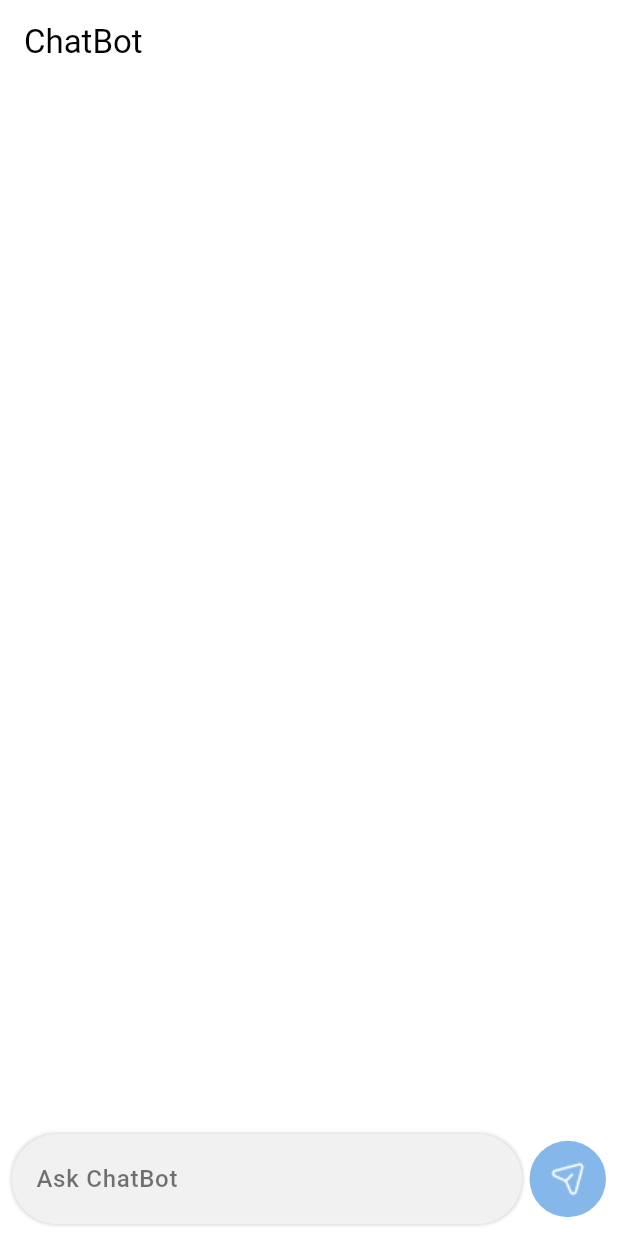
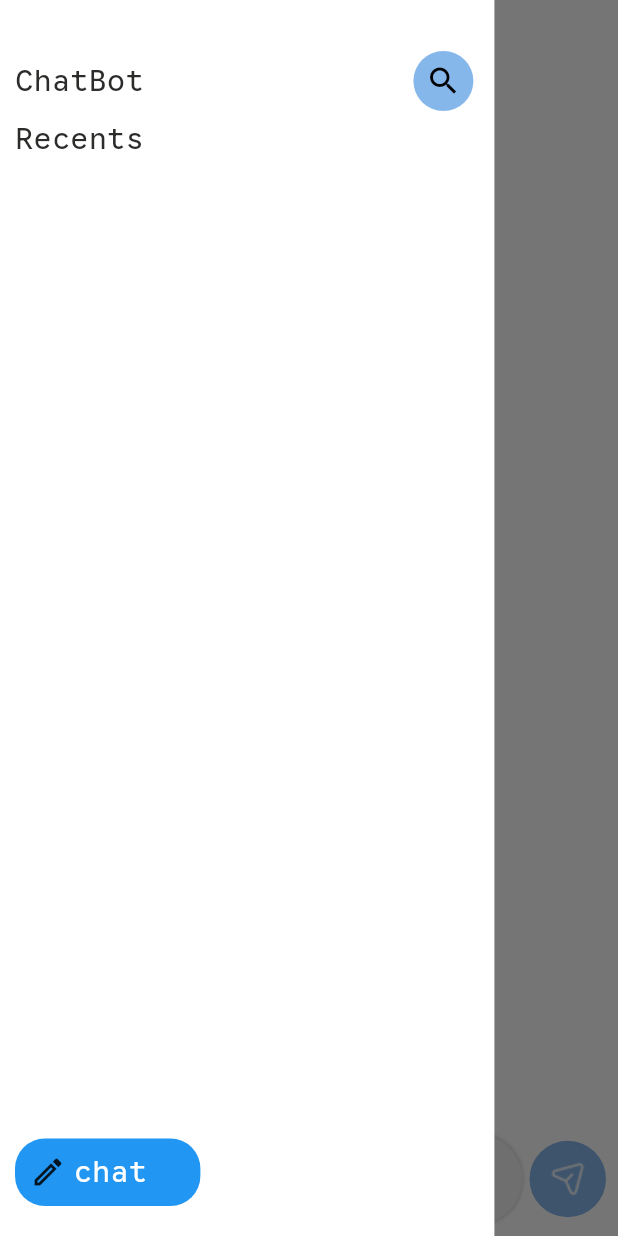
Before and after one commit to momintalha/chatbot_frontend, a Flutter app: the screen it shows after launch, with the side drawer open (before the commit the screen has no drawer), on a phone screen of 412 x 824 dp. Run offline on Flutter 3.47's test engine with Material 3 defaults, Android fonts, the phone set to English and light mode, and no system bars; our stand-ins replace bloc, flutter_bloc, flutter_highlight, sqflite; missing offline and left inert: gpt_markdown; accounts and stored records are empty; Roboto replaces fonts that are missing (GoogleSans).

Commit message:
create history screen

```diff
--- a/lib/main.dart
+++ b/lib/main.dart
@@ -19,6 +19,7 @@ class MyApp extends StatelessWidget {
       theme: Themes.lightTheme,
       darkTheme: Themes.darkTheme,
       home: const ChatScreen(),
+      debugShowCheckedModeBanner: false,
     );
   }
 }
--- a/lib/viewmodels/bloc/chat_bloc.dart
+++ b/lib/viewmodels/bloc/chat_bloc.dart
@@ -45,7 +45,19 @@ class ChatBloc extends Bloc<ChatEvent, ChatState> {
       emit(ResponseState(chat: [...state.chat, message]));
     });
 
-    on<LoadChat>((event, emit) {});
-    on<DeleteChat>((event, emit) {});
+    on<LoadChat>((event, emit) async {
+      final chats = await repository.loadChat();
+      emit(LoadedHistory(chats));
+    });
+
+    on<OpenChat>((event, emit) async {
+      final chat = await repository.openChat(chatid);
+      emit(LoadedHistory(chat));
+    });
+
+    on<DeleteChat>((event, emit) async {
+      final int del = await repository.deleteChat(chatid);
+      emit(DeleteChatState(del > 0));
+    });
   }
 }
--- a/lib/viewmodels/bloc/chat_event.dart
+++ b/lib/viewmodels/bloc/chat_event.dart
@@ -5,6 +5,13 @@ class SendMessage extends ChatEvent {
   SendMessage(this.query);
 }
 
-class NewChat extends ChatEvent{}
-class DeleteChat extends ChatEvent{}
-class LoadChat extends ChatEvent{}
+class NewChat extends ChatEvent {}
+
+class DeleteChat extends ChatEvent {}
+
+class LoadChat extends ChatEvent {}
+
+class OpenChat extends ChatEvent {
+  int? id;
+  OpenChat(this.id);
+}
--- a/lib/viewmodels/bloc/chat_state.dart
+++ b/lib/viewmodels/bloc/chat_state.dart
@@ -17,3 +17,13 @@ class ResponseError extends ChatState {
   final String error;
   ResponseError(this.error);
 }
+
+class LoadedHistory extends ChatState {
+  final List<Map<String, dynamic>> history;
+  LoadedHistory(this.history);
+}
+
+class DeleteChatState extends ChatState {
+  final bool isDeleted;
+  DeleteChatState(this.isDeleted);
+}
--- /dev/null
+++ b/lib/views/screens/chat_history_screen.dart
@@ -0,0 +1,69 @@
+import 'package:chatbot_frontend/viewmodels/bloc/chat_bloc.dart';
+import 'package:chatbot_frontend/viewmodels/bloc/chat_event.dart';
+import 'package:chatbot_frontend/viewmodels/bloc/chat_state.dart';
+import 'package:chatbot_frontend/views/widgets/history_chat.dart';
+import 'package:chatbot_frontend/views/widgets/chat_icon.dart';
+import 'package:flutter/material.dart';
+import 'package:flutter_bloc/flutter_bloc.dart';
+
+class ChatHistoryScreen extends StatelessWidget {
+  const ChatHistoryScreen({super.key});
+
+  @override
+  Widget build(BuildContext context) {
+    return BlocBuilder<ChatBloc, ChatState>(
+      builder: (context, state) {
+        final chats = (state is LoadedHistory) ? state.history : [];
+        return Container(
+          width: MediaQuery.of(context).size.width * 0.8,
+          padding: EdgeInsets.only(top: 30, bottom: 20, left: 10, right: 10),
+          decoration: BoxDecoration(color: Colors.white),
+          child: Column(
+            crossAxisAlignment: CrossAxisAlignment.start,
+            children: [
+              Row(
+                mainAxisAlignment: MainAxisAlignment.spaceBetween,
+                children: [
+                  Text('ChatBot'),
+                  IconButton(onPressed: () {}, icon: Icon(Icons.search)),
+                ],
+              ),
+              Text('Recents'),
+              Expanded(
+                child: ListView.builder(
+                  itemCount: chats.length,
+                  itemBuilder: (context, index) {
+                    return HistoryChat(
+                      title: chats[index]['title'],
+                      onLongTap: () {
+                        context.read<ChatBloc>().add(DeleteChat());
+                        if (state is DeleteChatState) {
+                          if (state.isDeleted == true) {
+                            ScaffoldMessenger(
+                              child: SnackBar(content: Text('Delted')),
+                            );
+                          }
+                        }
+                      },
+                      onTap: () {
+                        context.read<ChatBloc>().add(
+                          OpenChat(chats[index]['id']),
+                        );
+                        Navigator.pop(context);
+                      },
+                    );
+                  },
+                ),
+              ),
+              ChatIcon(
+                callback: () {
+                  context.read<ChatBloc>().add(NewChat());
+                },
+              ),
+            ],
+          ),
+        );
+      },
+    );
+  }
+}
--- a/lib/views/screens/chat_screen.dart
+++ b/lib/views/screens/chat_screen.dart
@@ -1,5 +1,6 @@
 import 'package:chatbot_frontend/viewmodels/bloc/chat_bloc.dart';
 import 'package:chatbot_frontend/viewmodels/bloc/chat_event.dart';
+import 'package:chatbot_frontend/views/screens/chat_history_screen.dart';
 import 'package:chatbot_frontend/views/widgets/bot_chat_bubble.dart';
 import 'package:chatbot_frontend/views/widgets/chat_input.dart';
 import 'package:chatbot_frontend/views/widgets/send_button.dart';
@@ -16,8 +17,13 @@ class ChatScreen extends StatelessWidget {
     final TextEditingController textEditingController = TextEditingController();
     return Scaffold(
       appBar: AppBar(title: const Text('ChatBot')),
+      drawer: ChatHistoryScreen(),
+      onDrawerChanged: (isOpened) {
+        context.read<ChatBloc>().add(LoadChat());
+      },
       body: BlocBuilder<ChatBloc, ChatState>(
         builder: (context, state) {
+          final historyChat = (state is LoadedHistory) ? state.history : [];
           return Container(
             color: Colors.white,
             child: Column(
@@ -26,23 +32,14 @@ class ChatScreen extends StatelessWidget {
                 Expanded(
                   child: ListView.builder(
                     padding: EdgeInsets.symmetric(horizontal: 8.0),
-                    itemCount: state.chat.length,
+                    itemCount: (historyChat.isNotEmpty)
+                        ? historyChat.length
+                        : state.chat.length,
                     itemBuilder: (context, index) {
-                      final messages = state.chat[index];
-
-                      if (state is LoadingState) {
-                        return Center(
-                          child: CircularProgressIndicator(
-                            backgroundColor: Colors.black12,
-                            color: Colors.blue,
-                          ),
-                        );
-                      }
-
-                      if (state is ResponseState) {
-                        return (messages.role == 'user')
-                            ? UserChatBubble(state.chat[index].message!, true)
-                            : BotChatBubble(state.chat[index].message!, true);
+                      if (historyChat.isNotEmpty) {
+                        return (historyChat[index]['role'] == 'user')
+                            ? UserChatBubble(historyChat[index]['content'])
+                            : BotChatBubble(historyChat[index]['content']);
                       }
 
                       return Container();
--- a/lib/views/widgets/bot_chat_bubble.dart
+++ b/lib/views/widgets/bot_chat_bubble.dart
@@ -5,8 +5,7 @@ import 'package:gpt_markdown/gpt_markdown.dart';
 
 class BotChatBubble extends StatelessWidget {
   final String reply;
-  final bool isBot;
-  const BotChatBubble(this.reply, this.isBot, {super.key});
+  const BotChatBubble(this.reply, {super.key});
 
   @override
   Widget build(BuildContext context) {
--- /dev/null
+++ b/lib/views/widgets/chat_icon.dart
@@ -0,0 +1,29 @@
+import 'package:flutter/material.dart';
+
+class ChatIcon extends StatelessWidget {
+  final void Function() callback;
+  const ChatIcon({super.key, required this.callback});
+
+  @override
+  Widget build(BuildContext context) {
+    return InkWell(
+      onTap: callback,
+      child: Container(
+        width: MediaQuery.of(context).size.width * 0.3,
+        padding: EdgeInsets.only(left: 10, right: 10, top: 8, bottom: 8),
+        decoration: BoxDecoration(
+          color: Colors.blue,
+          shape: BoxShape.rectangle,
+          borderRadius: BorderRadius.circular(20),
+        ),
+        child: Row(
+          spacing: 5,
+          children: [
+            Icon(Icons.edit_outlined),
+            Text('chat', style: TextStyle(color: Colors.white)),
+          ],
+        ),
+      ),
+    );
+  }
+}
--- a/lib/views/widgets/user_chat_bubble.dart
+++ b/lib/views/widgets/user_chat_bubble.dart
@@ -2,8 +2,7 @@ import 'package:flutter/material.dart';
 
 class UserChatBubble extends StatelessWidget {
   final String query;
-  final bool isUser;
-  const UserChatBubble(this.query, this.isUser, {super.key});
+  const UserChatBubble(this.query, {super.key});
 
   @override
   Widget build(BuildContext context) {
```
Also changed, not shown: lib/repositories/chat_repository.dart (+10 -4 lines), lib/services/database_service.dart (+11 -3 lines), lib/views/widgets/history_chat.dart (added, +30 -0 lines), lib/views/screens/chat_history.dart (deleted).
